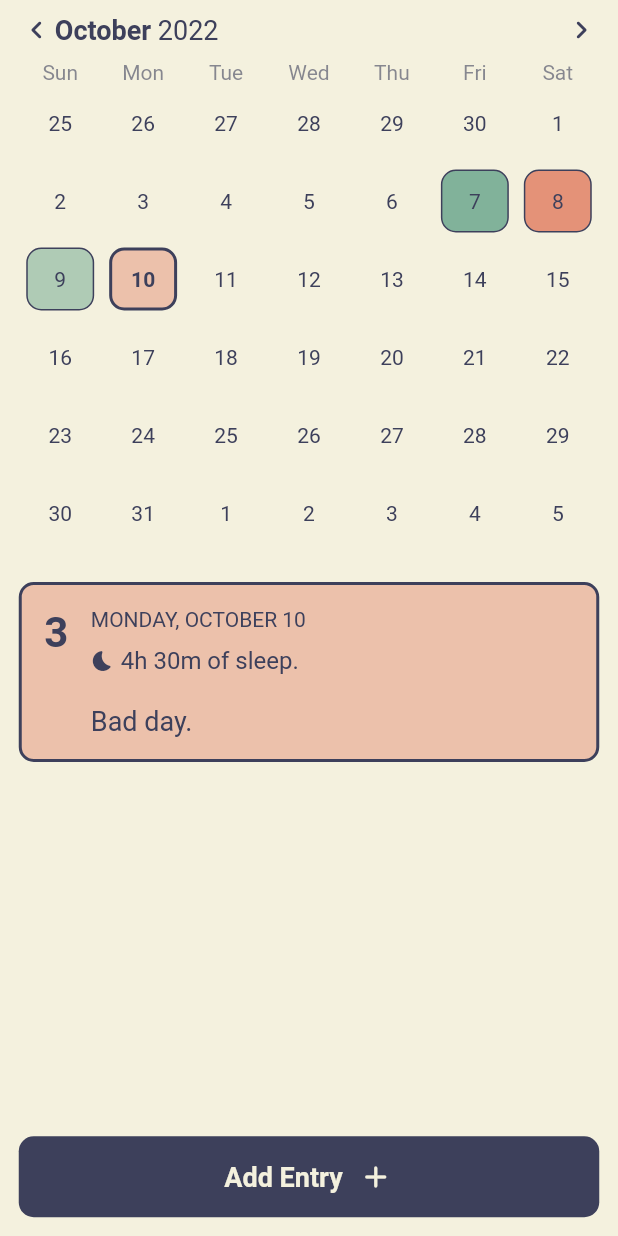
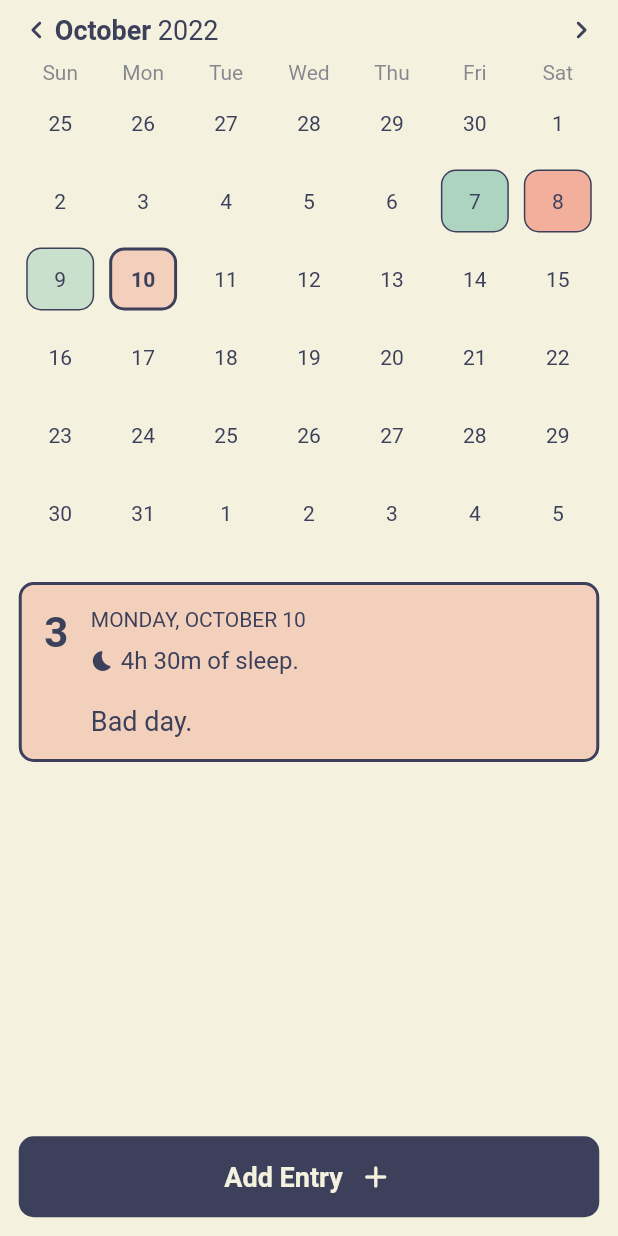
Before and after one commit to benweschler/mood_tracker, a Flutter app: the screen it shows after launch, on a phone screen of 412 x 824 dp. Run offline on Flutter 3.47's test engine with Material 2 defaults, Android fonts, the phone set to English and light mode, and no system bars; drawn by our look-alikes of table_calendar; our stand-ins replace equatable.

Commit message:
Changed mood colors to increase accessibility.

```diff
--- a/lib/utils/color_utils.dart
+++ b/lib/utils/color_utils.dart
@@ -3,8 +3,8 @@ import 'dart:ui';
 import 'package:mood_tracker/constants.dart';
 
 Color colorFromMood(int mood) {
-  const negativeColor = Color(0xFFE07A5F);
-  const positiveColor = Color(0xFF81B29A);
+  const negativeColor = Color(0xFFf19f8a);
+  const positiveColor = Color(0xFFadd4c1);
 
   final t = mood / Constants.maxMood;
 
```
